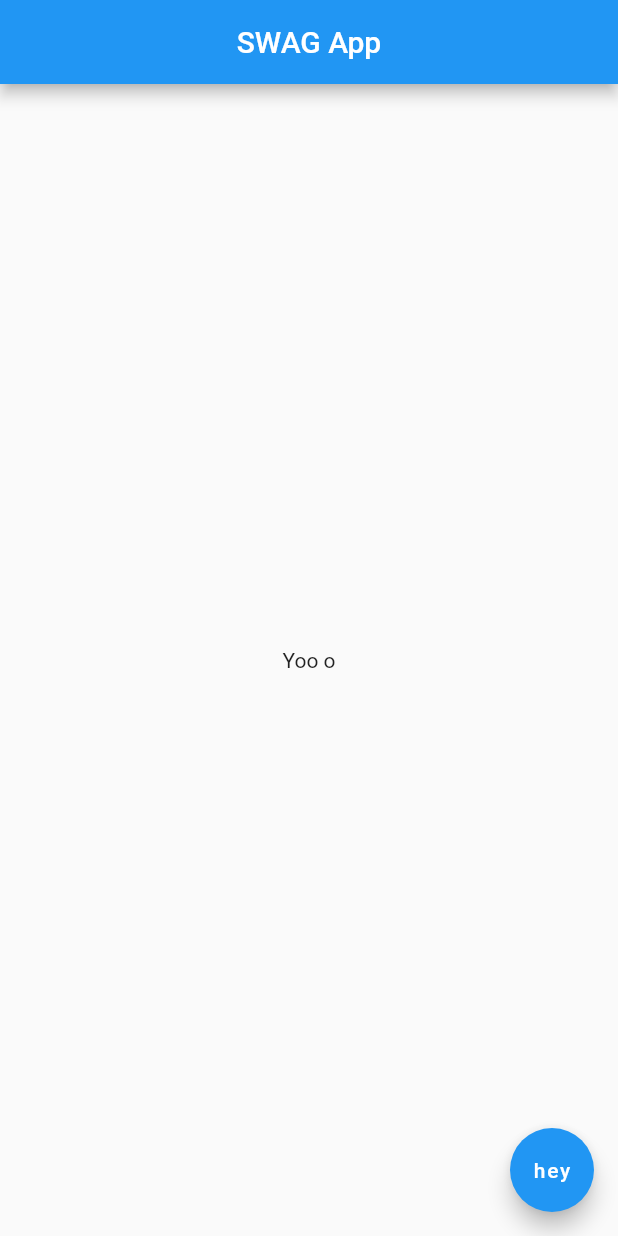
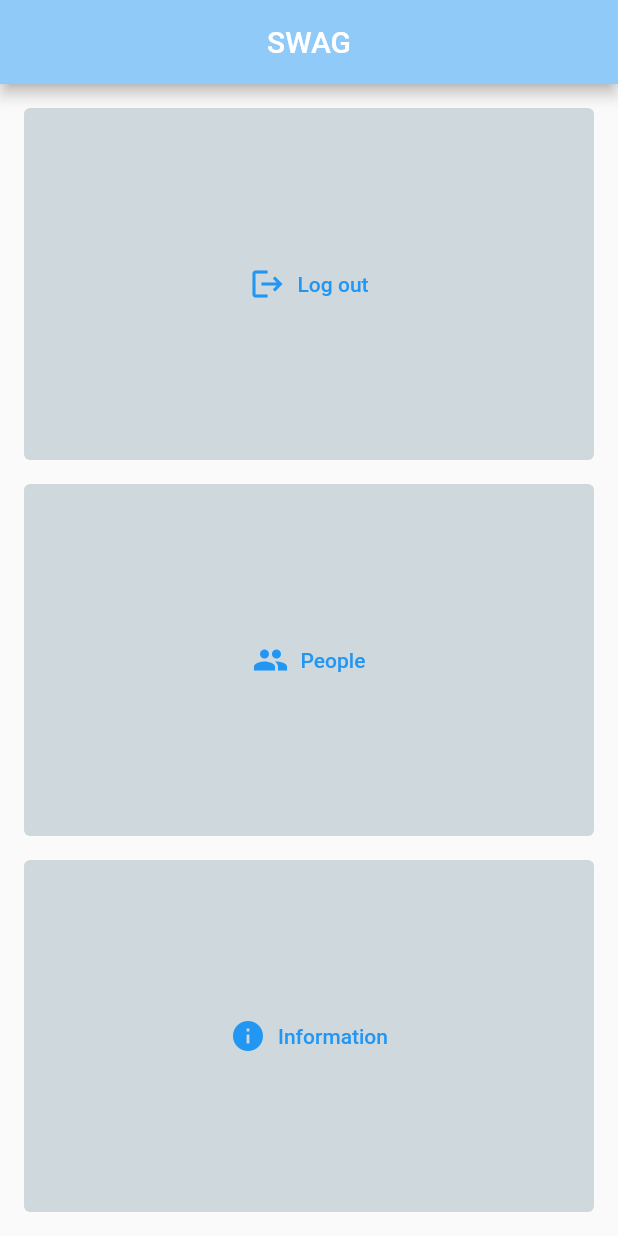
Before and after one commit to jburz2001/theSwag_phoneApp, a Flutter app: the screen it shows after launch, on a phone screen of 412 x 824 dp. Run offline on Flutter 3.47's test engine with Material 2 defaults, Android fonts, the phone set to English and light mode, and no system bars.

Commit message:
professional home page

```diff
--- a/swag_app/lib/main.dart
+++ b/swag_app/lib/main.dart
@@ -11,17 +11,59 @@ class Home extends StatelessWidget {
   Widget build(BuildContext context) {
     return Scaffold(
       appBar: AppBar(
-        title: Text("SWAG App"),
+        title: Text("SWAG"),
         centerTitle: true,
+        backgroundColor: Colors.blue[200],
       ),
-
-      body: Center(
-        child: Text("Yoo o"),
-      ),
-
-      floatingActionButton: FloatingActionButton(
-        child: Text("hey"),
-        onPressed: () {},
+      body: Padding(
+        padding: const EdgeInsets.all(8.0),
+        child: Column(
+          crossAxisAlignment: CrossAxisAlignment.stretch,
+          children: [
+            Expanded(
+              flex: 1,
+              child: Padding(
+                padding: const EdgeInsets.all(8.0),
+                child: TextButton.icon(
+                  onPressed: () {},
+                  icon: Icon(Icons.logout),
+                  label: Text("Log out"),
+                  style: TextButton.styleFrom(
+                    backgroundColor: Colors.blueGrey[100],
+                  ),
+                ),
+              ),
+            ),
+            Expanded(
+              flex: 1,
+              child: Padding(
+                padding: const EdgeInsets.all(8.0),
+                child: TextButton.icon(
+                  onPressed: () {},
+                  icon: Icon(Icons.people),
+                  label: Text("People"),
+                  style: TextButton.styleFrom(
+                    backgroundColor: Colors.blueGrey[100],
+                  ),
+                ),
+              ),
+            ),
+            Expanded(
+              flex: 1,
+              child: Padding(
+                padding: const EdgeInsets.all(8.0),
+                child: TextButton.icon(
+                  onPressed: () {},
+                  icon: Icon(Icons.info),
+                  label: Text("Information"),
+                  style: TextButton.styleFrom(
+                    backgroundColor: Colors.blueGrey[100],
+                  ),
+                ),
+              ),
+            ),
+          ],
+        ),
       ),
     );
   }
```
